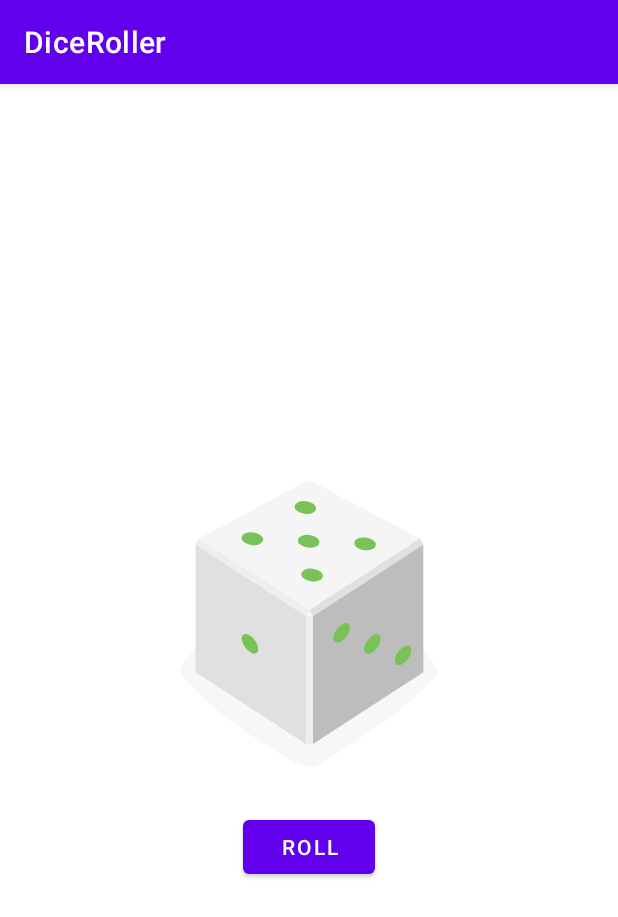
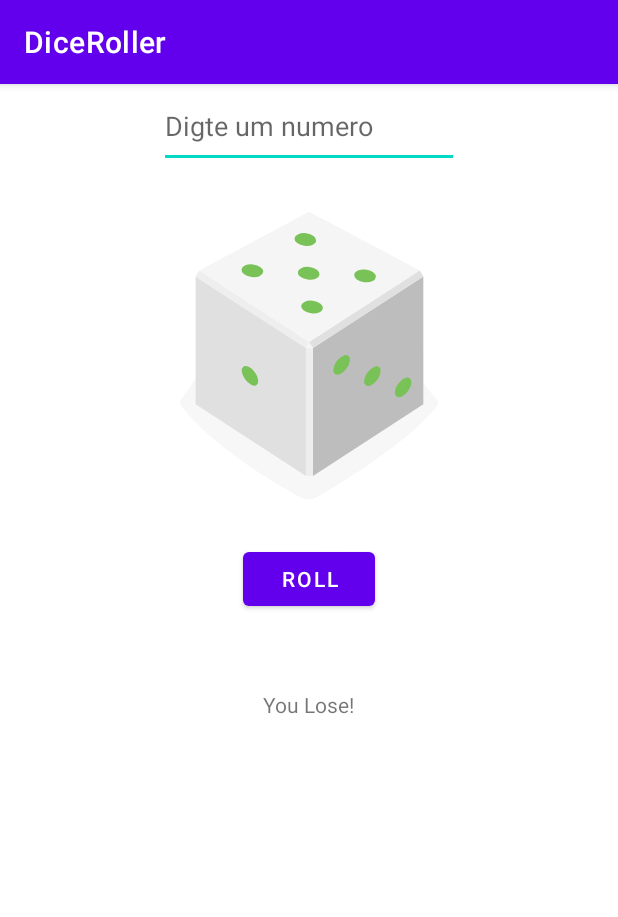
Before and after one commit to gustavoventieri/DiceRollerFinal, an Android app: the screen it shows after launch (MainActivity), after a tap on "ROLL", on a phone screen of 412 x 824 dp. Shown: the top 917 px of the screen. Run offline under Robolectric (Android 15) with nearby library versions, the phone set to English and light mode, and no system bars; 1 statement that could not run was skipped.

Commit message:
Comparação

```diff
--- a/app/src/main/java/com/example/diceroller/MainActivity.kt
+++ b/app/src/main/java/com/example/diceroller/MainActivity.kt
@@ -1,9 +1,12 @@
 package com.example.diceroller
 
+import android.icu.number.Precision
 import androidx.appcompat.app.AppCompatActivity
 import android.os.Bundle
 import android.widget.Button
+import android.widget.EditText
 import android.widget.ImageView
+import android.widget.TextView
 
 
 class MainActivity : AppCompatActivity() {
@@ -18,6 +21,7 @@ class MainActivity : AppCompatActivity() {
 
 
     }
+
     private fun rollDice() {
 
         val randomInt = (1..6).random()
@@ -31,6 +35,17 @@ class MainActivity : AppCompatActivity() {
             else -> R.drawable.dice_6
         }
         diceImage.setImageResource(drawableResource)
+        val numero: EditText = findViewById(R.id.comparar)
+        val txtResultado: TextView = findViewById(R.id.txtResultado)
+        var num: Int = numero.text.toString().toInt()
+        if(randomInt == num){
+            txtResultado.setText("You Win!")
+        }else{
+            txtResultado.setText("You Lose!")
+        }
+
+
     }
 
+
 }
--- a/app/src/main/res/layout/activity_main.xml
+++ b/app/src/main/res/layout/activity_main.xml
@@ -1,13 +1,22 @@
 <?xml version="1.0" encoding="utf-8"?>
-<LinearLayout
-    xmlns:android="http://schemas.android.com/apk/res/android"
+<LinearLayout xmlns:android="http://schemas.android.com/apk/res/android"
+    xmlns:app="http://schemas.android.com/apk/res-auto"
     xmlns:tools="http://schemas.android.com/tools"
-    xmlns:app="http://schemas.android.com/apk/res-auto"
     android:layout_width="match_parent"
-    android:layout_height="wrap_content"
+    android:layout_height="match_parent"
+    android:layout_gravity="center_vertical"
     android:orientation="vertical"
-    android:layout_gravity="center_vertical"
-    tools:context=".MainActivity" >
+    tools:context=".MainActivity">
+
+    <EditText
+        android:id="@+id/comparar"
+        android:layout_width="200dp"
+        android:layout_height="56dp"
+        android:layout_gravity="center_horizontal"
+        android:hint="Digte um numero"
+        />
+
+
 
     <ImageView
         android:id="@+id/dice_image"
@@ -22,10 +31,18 @@
         android:layout_width="wrap_content"
         android:layout_height="wrap_content"
         android:layout_gravity="center_horizontal"
-        android:text="@string/roll_label"
-        />
+        android:text="@string/roll_label" />
 
-
+    <TextView
+        android:id="@+id/txtResultado"
+        android:layout_width="wrap_content"
+        android:layout_height="wrap_content"
+        android:layout_marginTop="50dp"
+        android:layout_gravity="center_horizontal"
+        android:text=""
+        app:layout_constraintEnd_toEndOf="parent"
+        app:layout_constraintStart_toStartOf="parent"
+        app:layout_constraintTop_toBottomOf="@+id/txtNumberOfSort" />
 
 
 </LinearLayout>
--- a/app/src/main/res/values/strings.xml
+++ b/app/src/main/res/values/strings.xml
@@ -1,4 +1,6 @@
 <resources>
         <string name="app_name">DiceRoller</string>
         <string name="roll_label">Roll</string>
+        <string name="comparar"/>
+        <string name="btncomparar">Comparar</string>
 </resources>
```
